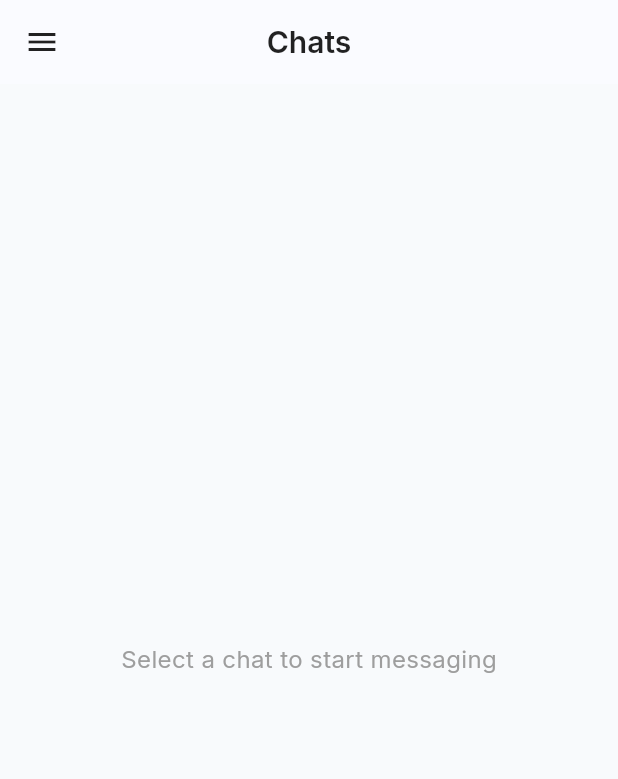
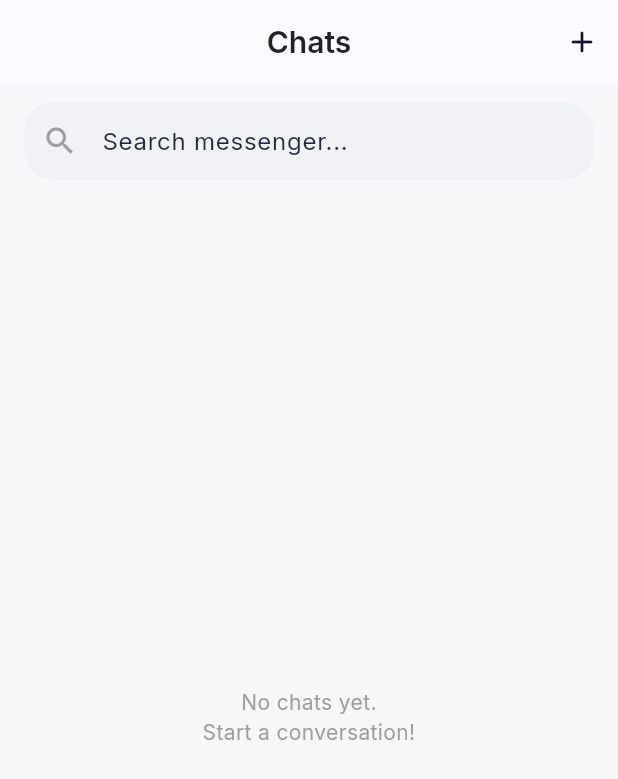
Before and after one commit to wde11/scalp_mobile_app, a Flutter app: the ChatScreen screen opened by its route, on a phone screen of 412 x 824 dp. Shown: the top 779 px of the screen. Run offline on Flutter 3.47's test engine with Material 3 defaults, Android fonts, the phone set to English and light mode, and no system bars; our stand-ins replace cloud_firestore, firebase_auth, firebase_core, flutter_map, geocoding, geolocator and 4 more; missing offline and left inert: cloudinary_public; accounts and stored records are empty.

Commit message:
Refactor chat screen to single-page mobile layout
Replaces the split-pane layout with a single-page experience for mobile, showing either the chats list or the conversation pane based on selection. The sidebar is removed in favor of a unified chats list with search, recent, and all chats sections. AppBar logic is updated to reflect the selected chat or user, and navigation is handled with a back button. This improves usability and navigation on smaller screens.

```diff
--- a/lib/screens/chat_screen.dart
+++ b/lib/screens/chat_screen.dart
@@ -326,22 +326,7 @@ class _ChatScreenState extends State<ChatScreen> {
 
   @override
   Widget build(BuildContext context) {
-    return Scaffold(
-      backgroundColor: const Color(0xFFF7F7F9),
-      body: SafeArea(
-        child: LayoutBuilder(
-          builder: (context, constraints) {
-            final bool isWide = constraints.maxWidth >= 900;
-            if (isWide) {
-              return Row(
-                children: [
-                  SizedBox(width: 320, child: _buildSidebar(context)),
-                  const VerticalDivider(width: 1),
-                  Expanded(child: _buildChatPane(context)),
-                ],
-              );
-            } else {
-              // On small screens, show chat pane only, with a drawer for chats.
+    // Single-page chat experience: chats list OR conversation pane
     return FutureBuilder<DocumentSnapshot?>(
       future: _selectedUserId != null
           ? _firestore.collection('users').doc(_selectedUserId).get()
@@ -349,94 +334,89 @@ class _ChatScreenState extends State<ChatScreen> {
       builder: (context, snapshot) {
         final userData = snapshot.data?.data() as Map<String, dynamic>?;
 
-                  // Handle missing user data gracefully
-                  String userName = 'Chats';
-                  String userUsername = '';
-
-                  if (_selectedUserId != null) {
-                    userName = userData?['name'] ?? '';
-                    userUsername = userData?['username'] ?? '';
-
-                    if (userName.isEmpty) {
-                      final userEmail = userData?['email'] ?? '';
+        // Build AppBar content based on selection
+        String titleText = 'Chats';
+        String usernameText = '';
+        String avatarUrl = 'https://i.pravatar.cc/150?img=1';
+        if (_selectedUserId != null && userData != null) {
+          titleText = (userData['name'] ?? '') as String;
+          usernameText = (userData['username'] ?? '') as String;
+          if (titleText.isEmpty) {
+            final userEmail = (userData['email'] ?? '') as String;
             if (userEmail.isNotEmpty) {
-                        userName = userEmail.split('@')[0];
-                        if (userUsername.isEmpty) {
-                          userUsername = userEmail.split('@')[0].toLowerCase();
-                        }
+              titleText = userEmail.split('@')[0];
+              if (usernameText.isEmpty) usernameText = userEmail.split('@')[0].toLowerCase();
             } else {
-                        userName = 'User';
+              titleText = 'User';
             }
           }
+          avatarUrl = (userData['profilePicture'] ?? avatarUrl) as String;
         }
 
-                  final userAvatar = userData?['profilePicture'] ?? 'https://i.pravatar.cc/150?img=1';
-
         return Scaffold(
+          backgroundColor: const Color(0xFFF7F7F9),
           appBar: AppBar(
             backgroundColor: Colors.white,
             elevation: 0.5,
-                      iconTheme: const IconThemeData(color: Colors.black87),
+            leading: _selectedUserId != null
+                ? IconButton(
+                    icon: const Icon(Icons.arrow_back, color: Colors.black87),
+                    onPressed: () {
+                      setState(() {
+                        _selectedChatId = null;
+                        _selectedUserId = null;
+                      });
+                    },
+                  )
+                : null,
             title: _selectedUserId != null
                 ? Row(
                     children: [
-                                CircleAvatar(backgroundImage: NetworkImage(userAvatar)),
+                      CircleAvatar(backgroundImage: NetworkImage(avatarUrl)),
                       const SizedBox(width: 12),
                       Column(
                         crossAxisAlignment: CrossAxisAlignment.start,
                         children: [
-                                    Text(userName, style: const TextStyle(color: Colors.black87, fontSize: 16)),
-                                    if (userUsername.isNotEmpty)
-                                      Text(
-                                        '@$userUsername',
-                                        style: const TextStyle(color: Colors.grey, fontSize: 12),
-                                      ),
+                          Text(titleText, style: const TextStyle(color: Colors.black87, fontSize: 16)),
+                          if (usernameText.isNotEmpty)
+                            Text('@$usernameText', style: const TextStyle(color: Colors.grey, fontSize: 12)),
                         ],
                       ),
                     ],
                   )
                 : const Text('Chats', style: TextStyle(color: Colors.black87)),
+            actions: _selectedUserId == null
+                ? [
+                    IconButton(
+                      icon: const Icon(Icons.add_rounded, color: Color(0xFF121330)),
+                      onPressed: () => _showNewChatDialog(context),
                     ),
-                    drawer: Drawer(child: _buildSidebar(context)),
-                    body: _buildChatPane(context),
+                  ]
+                : [
+                    IconButton(
+                      icon: const Icon(Icons.info_outline, color: Color(0xFF1F2030)),
+                      onPressed: () {},
+                    )
+                  ],
+          ),
+          body: SafeArea(
+            child: _selectedUserId == null
+                ? _buildChatsListBody(context)
+                : _buildChatPane(context),
+          ),
         );
       },
     );
   }
-          },
-        ),
-      ),
-    );
-  }
 
-  // Sidebar (Chats list + search)
-  Widget _buildSidebar(BuildContext context) {
-    return Container(
-      color: Colors.white,
-      child: Column(
+  // Unified chats list body (search + recent + all chats) in a single page
+  Widget _buildChatsListBody(BuildContext context) {
+    return Column(
       crossAxisAlignment: CrossAxisAlignment.start,
       children: [
+        // Search
         Padding(
-            padding: const EdgeInsets.fromLTRB(20, 16, 20, 8),
-            child: Row(
-              children: [
-                const Text('Chats', style: TextStyle(fontSize: 28, fontWeight: FontWeight.w800)),
-                const Spacer(),
-                Container(
-                  decoration: BoxDecoration(
-                    color: const Color(0xFFEEF1FF),
-                    borderRadius: BorderRadius.circular(10),
-                  ),
-                  child: IconButton(
-                    icon: const Icon(Icons.add_rounded, color: Color(0xFF121330)),
-                    onPressed: () => _showNewChatDialog(context),
-                  ),
-                ),
-              ],
-            ),
-          ),
-          Padding(
-            padding: const EdgeInsets.symmetric(horizontal: 20.0, vertical: 8),
+          padding: const EdgeInsets.fromLTRB(16, 12, 16, 8),
           child: Container(
             decoration: BoxDecoration(
               color: const Color(0xFFF0F1F5),
@@ -450,71 +430,46 @@ class _ChatScreenState extends State<ChatScreen> {
                 prefixIcon: Icon(Icons.search, color: Colors.grey),
                 contentPadding: EdgeInsets.symmetric(vertical: 14),
               ),
-                onChanged: (value) {
-                  setState(() {}); // Trigger rebuild to filter chats
-                },
+              onChanged: (value) => setState(() {}),
             ),
           ),
         ),
+
         const SizedBox(height: 12),
-          // Recent Chats Section - Shows most recently messaged users
+
+        // Recent chats
         StreamBuilder<List<Map<String, dynamic>>>(
           stream: _getUserChatsStream(),
           builder: (context, recentSnapshot) {
             if (recentSnapshot.hasError) {
               return Padding(
-                  padding: const EdgeInsets.all(20.0),
-                  child: Text(
-                    'Error: ${recentSnapshot.error}',
-                    style: const TextStyle(color: Colors.red, fontSize: 12),
-                  ),
+                padding: const EdgeInsets.all(16.0),
+                child: Text('Error: ${recentSnapshot.error}', style: const TextStyle(color: Colors.red, fontSize: 12)),
               );
             }
-
             if (!recentSnapshot.hasData || recentSnapshot.data!.isEmpty) {
               return const SizedBox.shrink();
             }
 
-              // Get only chats with actual messages (filter out empty chats)
             final recentChats = recentSnapshot.data!
                 .where((chat) => chat['lastMessage']?.toString().isNotEmpty ?? false)
                 .take(6)
                 .toList();
-
-              if (recentChats.isEmpty) {
-                return const SizedBox.shrink();
-              }
+            if (recentChats.isEmpty) return const SizedBox.shrink();
 
             return Column(
               crossAxisAlignment: CrossAxisAlignment.start,
               children: [
                 Padding(
-                    padding: const EdgeInsets.symmetric(horizontal: 20.0),
+                  padding: const EdgeInsets.symmetric(horizontal: 16.0),
                   child: Row(
                     children: [
-                        const Text(
-                          'Recent Chats',
-                          style: TextStyle(
-                            fontSize: 16,
-                            fontWeight: FontWeight.w700,
-                            color: Color(0xFF121330),
-                          ),
-                        ),
+                      const Text('Recent Chats', style: TextStyle(fontSize: 16, fontWeight: FontWeight.w700, color: Color(0xFF121330))),
                       const SizedBox(width: 6),
                       Container(
                         padding: const EdgeInsets.symmetric(horizontal: 6, vertical: 2),
-                          decoration: BoxDecoration(
-                            color: const Color(0xFFEEF1FF),
-                            borderRadius: BorderRadius.circular(10),
-                          ),
-                          child: Text(
-                            '${recentChats.length}',
-                            style: const TextStyle(
-                              fontSize: 12,
-                              fontWeight: FontWeight.w600,
-                              color: Color(0xFF3864FF),
-                            ),
-                          ),
+                        decoration: BoxDecoration(color: const Color(0xFFEEF1FF), borderRadius: BorderRadius.circular(10)),
+                        child: Text('${recentChats.length}', style: const TextStyle(fontSize: 12, fontWeight: FontWeight.w600, color: Color(0xFF3864FF))),
                       ),
                     ],
                   ),
@@ -524,12 +479,11 @@ class _ChatScreenState extends State<ChatScreen> {
                   height: 90,
                   child: ListView.builder(
                     scrollDirection: Axis.horizontal,
-                      padding: const EdgeInsets.symmetric(horizontal: 16),
+                    padding: const EdgeInsets.symmetric(horizontal: 12),
                     itemCount: recentChats.length,
                     itemBuilder: (context, index) {
                       final chat = recentChats[index];
                       final isSelected = chat['chatId'] == _selectedChatId;
-
                       return GestureDetector(
                         onTap: () {
                           setState(() {
@@ -548,42 +502,20 @@ class _ChatScreenState extends State<ChatScreen> {
                                   Container(
                                     decoration: BoxDecoration(
                                       shape: BoxShape.circle,
-                                        border: isSelected
-                                            ? Border.all(
-                                                color: const Color(0xFF3864FF),
-                                                width: 3,
-                                              )
-                                            : null,
+                                      border: isSelected ? Border.all(color: const Color(0xFF3864FF), width: 3) : null,
                                       boxShadow: isSelected
-                                            ? [
-                                                BoxShadow(
-                                                  color: const Color(0xFF3864FF).withOpacity(0.3),
-                                                  blurRadius: 8,
-                                                  spreadRadius: 2,
-                                                )
-                                              ]
+                                          ? [BoxShadow(color: const Color(0xFF3864FF).withOpacity(0.3), blurRadius: 8, spreadRadius: 2)]
                                           : null,
                                     ),
-                                      child: CircleAvatar(
-                                        radius: 28,
-                                        backgroundImage: NetworkImage(chat['avatar']),
+                                    child: CircleAvatar(radius: 28, backgroundImage: NetworkImage(chat['avatar'])),
                                   ),
-                                    ),
-                                    // Online status indicator
                                   Positioned(
                                     right: 0,
                                     bottom: 0,
                                     child: Container(
                                       width: 14,
                                       height: 14,
-                                        decoration: BoxDecoration(
-                                          color: Colors.green,
-                                          shape: BoxShape.circle,
-                                          border: Border.all(
-                                            color: Colors.white,
-                                            width: 2,
-                                          ),
-                                        ),
+                                      decoration: BoxDecoration(color: Colors.green, shape: BoxShape.circle, border: Border.all(color: Colors.white, width: 2)),
                                     ),
                                   ),
                                 ],
@@ -609,21 +541,16 @@ class _ChatScreenState extends State<ChatScreen> {
                 ),
                 const SizedBox(height: 16),
                 const Padding(
-                    padding: EdgeInsets.symmetric(horizontal: 20.0),
-                    child: Text(
-                      'All Chats',
-                      style: TextStyle(
-                        fontSize: 16,
-                        fontWeight: FontWeight.w700,
-                        color: Color(0xFF121330),
-                      ),
-                    ),
+                  padding: EdgeInsets.symmetric(horizontal: 16.0),
+                  child: Text('All Chats', style: TextStyle(fontSize: 16, fontWeight: FontWeight.w700, color: Color(0xFF121330))),
                 ),
                 const SizedBox(height: 8),
               ],
             );
           },
         ),
+
+        // All chats list
         Expanded(
           child: StreamBuilder<List<Map<String, dynamic>>>(
             stream: _getUserChatsStream(),
@@ -631,36 +558,24 @@ class _ChatScreenState extends State<ChatScreen> {
               if (snapshot.connectionState == ConnectionState.waiting) {
                 return const Center(child: CircularProgressIndicator());
               }
-
               if (snapshot.hasError) {
                 return Center(
                   child: Padding(
                     padding: const EdgeInsets.all(20.0),
-                      child: Text(
-                        'Error loading chats:\n${snapshot.error}',
-                        textAlign: TextAlign.center,
-                        style: const TextStyle(color: Colors.red),
-                      ),
+                    child: Text('Error loading chats:\n${snapshot.error}', textAlign: TextAlign.center, style: const TextStyle(color: Colors.red)),
                   ),
                 );
               }
-
               if (!snapshot.hasData || snapshot.data!.isEmpty) {
                 return const Center(
                   child: Padding(
                     padding: EdgeInsets.all(20.0),
-                      child: Text(
-                        'No chats yet.\nStart a conversation!',
-                        textAlign: TextAlign.center,
-                        style: TextStyle(color: Colors.grey),
-                      ),
+                    child: Text('No chats yet.\nStart a conversation!', textAlign: TextAlign.center, style: TextStyle(color: Colors.grey)),
                   ),
                 );
               }
 
               final chats = snapshot.data!;
-
-                // Filter chats based on search query
               final searchQuery = _searchController.text.toLowerCase();
               final filteredChats = searchQuery.isEmpty
                   ? chats
@@ -668,20 +583,14 @@ class _ChatScreenState extends State<ChatScreen> {
                       final name = (chat['name'] ?? '').toString().toLowerCase();
                       final username = (chat['username'] ?? '').toString().toLowerCase();
                       final lastMessage = (chat['lastMessage'] ?? '').toString().toLowerCase();
-                        return name.contains(searchQuery) ||
-                               username.contains(searchQuery) ||
-                               lastMessage.contains(searchQuery);
+                      return name.contains(searchQuery) || username.contains(searchQuery) || lastMessage.contains(searchQuery);
                     }).toList();
 
               if (filteredChats.isEmpty) {
                 return const Center(
                   child: Padding(
                     padding: EdgeInsets.all(20.0),
-                      child: Text(
-                        'No chats match your search',
-                        textAlign: TextAlign.center,
-                        style: TextStyle(color: Colors.grey),
-                      ),
+                    child: Text('No chats match your search', textAlign: TextAlign.center, style: TextStyle(color: Colors.grey)),
                   ),
                 );
               }
@@ -692,7 +601,6 @@ class _ChatScreenState extends State<ChatScreen> {
                 itemBuilder: (context, index) {
                   final chat = filteredChats[index];
                   final isSelected = chat['chatId'] == _selectedChatId;
-
                   return Padding(
                     padding: const EdgeInsets.symmetric(horizontal: 14.0),
                     child: InkWell(
@@ -735,30 +643,18 @@ class _ChatScreenState extends State<ChatScreen> {
                                       const SizedBox(width: 8),
                                       Text(
                                         _formatTimestamp(chat['lastMessageTime']),
-                                          style: TextStyle(
-                                            fontSize: 11,
-                                            color: isSelected ? Colors.white60 : Colors.grey[500],
-                                          ),
+                                        style: TextStyle(fontSize: 11, color: isSelected ? Colors.white60 : Colors.grey[500]),
                                       ),
                                     ],
                                   ),
                                   if (chat['username'] != null && chat['username'].toString().isNotEmpty)
-                                      Text(
-                                        '@${chat['username']}',
-                                        style: TextStyle(
-                                          fontSize: 11,
-                                          color: isSelected ? Colors.white60 : Colors.grey[500],
-                                        ),
-                                      ),
+                                    Text('@${chat['username']}', style: TextStyle(fontSize: 11, color: isSelected ? Colors.white60 : Colors.grey[500])),
                                   const SizedBox(height: 2),
                                   Text(
                                     chat['lastMessage'],
                                     maxLines: 1,
                                     overflow: TextOverflow.ellipsis,
-                                      style: TextStyle(
-                                        fontSize: 12,
-                                        color: isSelected ? Colors.white70 : Colors.grey[600],
-                                      ),
+                                    style: TextStyle(fontSize: 12, color: isSelected ? Colors.white70 : Colors.grey[600]),
                                   ),
                                 ],
                               ),
@@ -773,9 +669,9 @@ class _ChatScreenState extends State<ChatScreen> {
             },
           ),
         ),
+
         const SizedBox(height: 8),
       ],
-      ),
     );
   }
 
```
Also changed, not shown: lib/main.dart (line endings or trailing spaces). Lines whose indentation alone changed are shown as unchanged.
